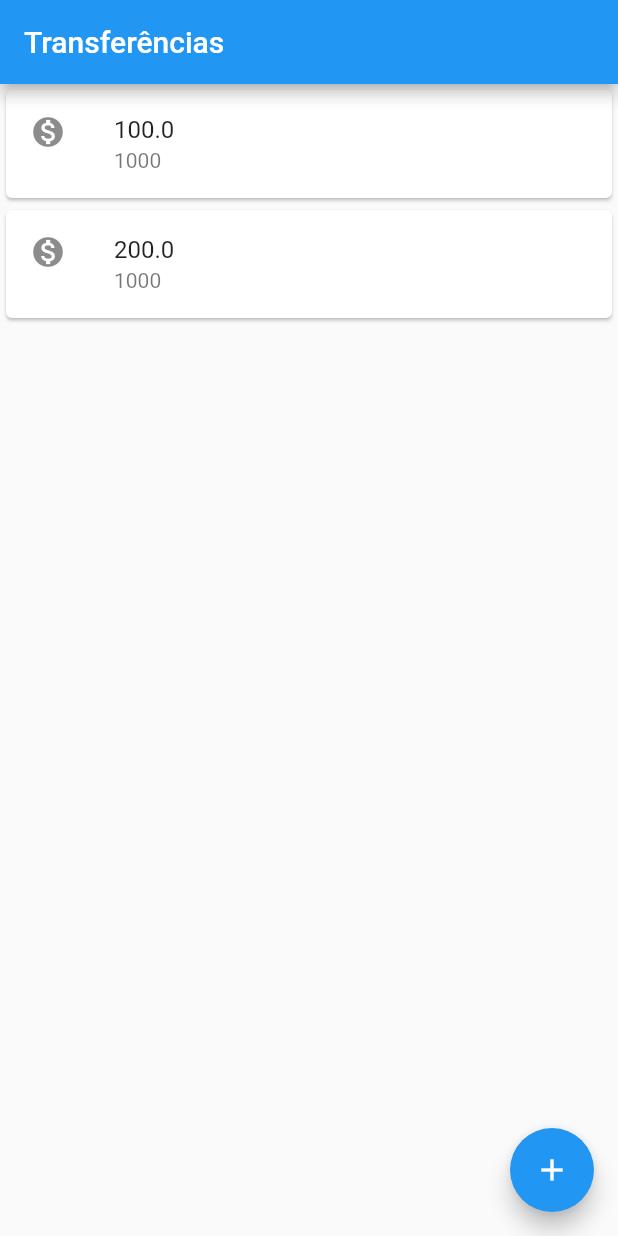
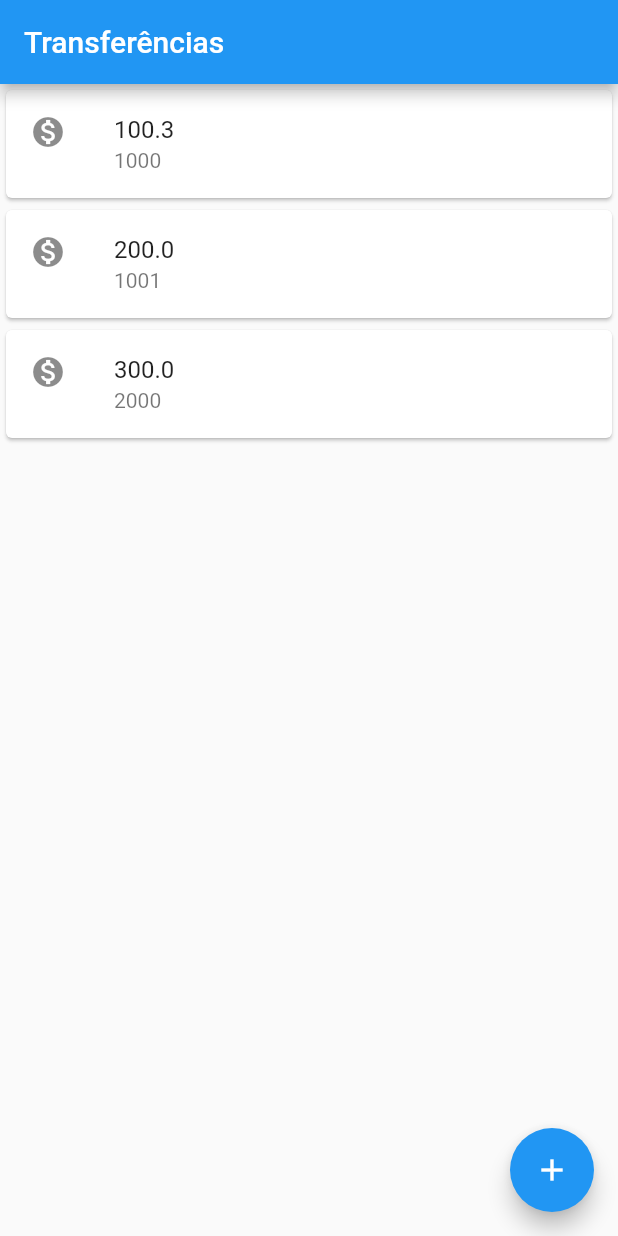
Before and after one commit to izabelabastos2/bytebank, a Flutter app: the screen it shows after launch, on a phone screen of 412 x 824 dp. Run offline on Flutter 3.47's test engine with Material 2 defaults, Android fonts, the phone set to English and light mode, and no system bars.

Commit message:
Código referente a refatoração do código - objetivo de deixar o código mais limpo e legível

```diff
--- a/lib/main.dart
+++ b/lib/main.dart
@@ -2,27 +2,46 @@ import 'package:flutter/material.dart';
 
 void main() => runApp(MaterialApp(
     home: Scaffold(
-      body: Column(
-        children: <Widget>[
-          Card(
-            child: ListTile(
-              leading: Icon(Icons.monetization_on),
-              title: Text('100.0'),
-              subtitle: Text('1000'),
-            ),
-          ),
-          Card(
-            child: ListTile(
-              leading: Icon(Icons.monetization_on),
-              title: Text('200.0'),
-              subtitle: Text('1000'),
-            ),
-          ),
-        ],
-      ),
+      body: ListaTranferencias(),
       appBar: AppBar(title: Text('Transferências'),
       ),
       floatingActionButton: FloatingActionButton(
+        onPressed: () {  },
         child: Icon(Icons.add),
       ),
     )));
+
+class ListaTranferencias extends StatelessWidget{
+  @override
+  Widget build(BuildContext context) {
+    return Column(
+      children: <Widget>[
+        ItemTransferencia(Transferencia(100.30, 1000)),
+        ItemTransferencia(Transferencia(200.0, 1001)),
+        ItemTransferencia(Transferencia(300.0, 2000)),
+      ],
+    );
+  }
+}
+
+class ItemTransferencia extends StatelessWidget{
+final Transferencia _transferencia;
+ ItemTransferencia(this._transferencia);
+  @override
+  Widget build(BuildContext context) {
+    return Card(//respresenta uma transferência
+      child: ListTile(
+        leading: Icon(Icons.monetization_on),
+        title: Text(_transferencia.valor.toString()),
+        subtitle: Text(_transferencia.numeroConta.toString()),
+      ),
+    );
+  }
+}
+
+class Transferencia {
+  final double valor;
+  final int numeroConta;
+
+  Transferencia(this.valor,this.numeroConta);
+}
```
